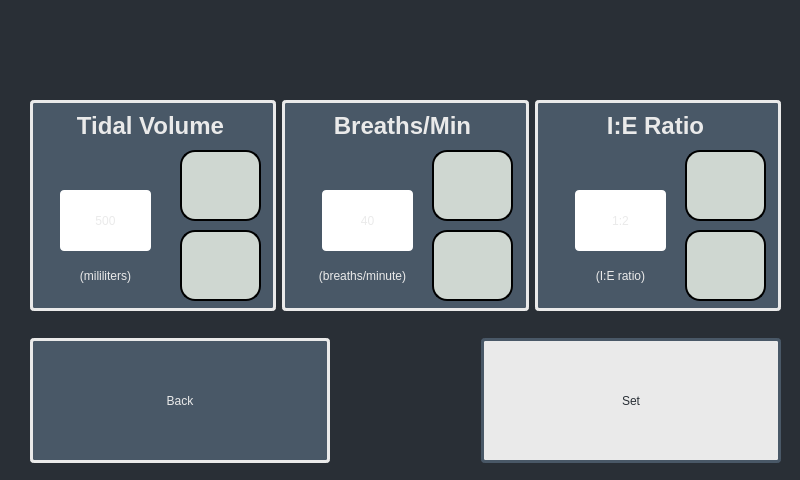
Qt form software/control_system/gui/edit_parameters.ui (VentCU/bbwtb) before a commit.
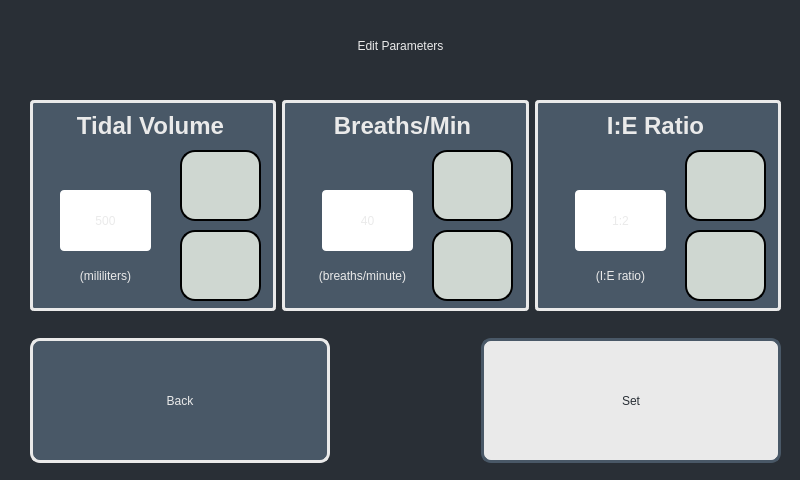
The same form after that commit. Icons and pictures are not drawn.

What changed in the file:
```diff
--- a/software/control_system/gui/edit_parameters.ui
+++ b/software/control_system/gui/edit_parameters.ui
@@ -622,7 +622,7 @@
 padding: 2px;
 font:36pt &quot;Nimbus sans L&quot;;
 color: #EAEAEA;
-border-radius: 4px;</string>
+border-radius: 10px;</string>
        </property>
        <property name="text">
         <string>Back</string>
@@ -672,7 +672,7 @@
 padding: 2px;
 font:36pt &quot;Nimbus sans L&quot;;
 color: #292F36;
-border-radius: 4px;</string>
+border-radius: 10px;</string>
        </property>
        <property name="text">
         <string>Set</string>
@@ -688,9 +688,9 @@
     <property name="geometry">
      <rect>
       <x>10</x>
-      <y>10</y>
+      <y>20</y>
       <width>71</width>
-      <height>61</height>
+      <height>51</height>
      </rect>
     </property>
     <property name="text">
@@ -703,6 +703,27 @@
      <bool>true</bool>
     </property>
    </widget>
+   <widget class="QLabel" name="label_5">
+    <property name="geometry">
+     <rect>
+      <x>10</x>
+      <y>10</y>
+      <width>781</width>
+      <height>71</height>
+     </rect>
+    </property>
+    <property name="styleSheet">
+     <string notr="true">font: 75 45pt &quot;Nimbus sans L&quot;;
+background-color: none;
+color: #EAEAEA;</string>
+    </property>
+    <property name="text">
+     <string>Edit Parameters</string>
+    </property>
+    <property name="alignment">
+     <set>Qt::AlignCenter</set>
+    </property>
+   </widget>
   </widget>
  </widget>
  <resources/>
```
